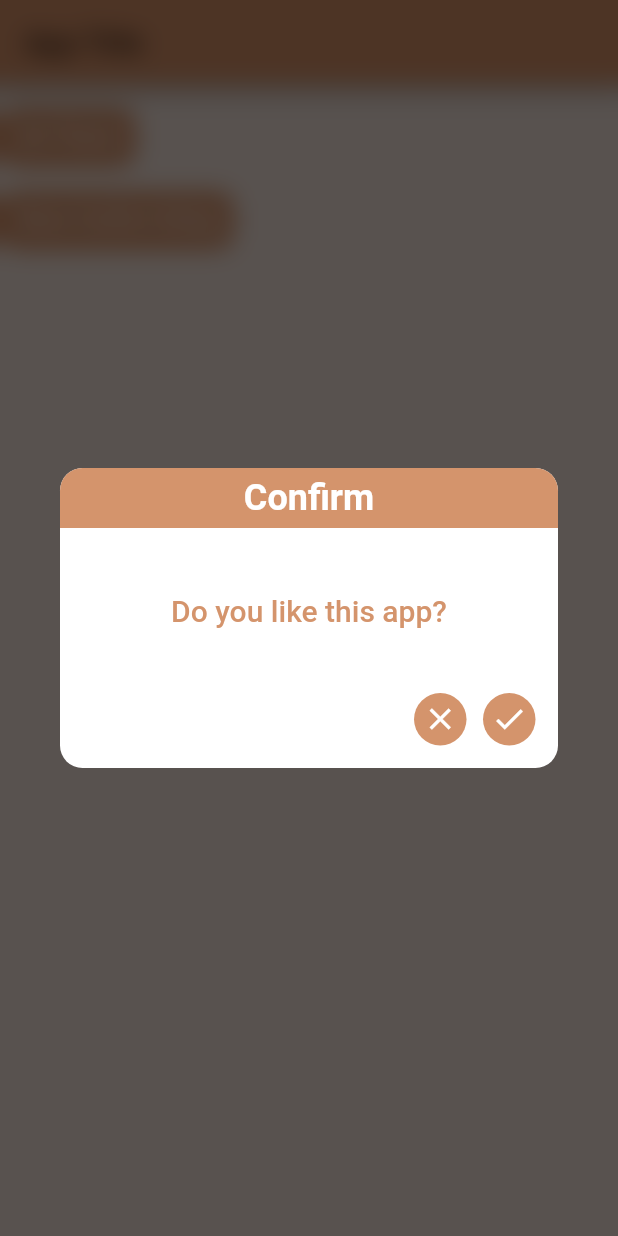
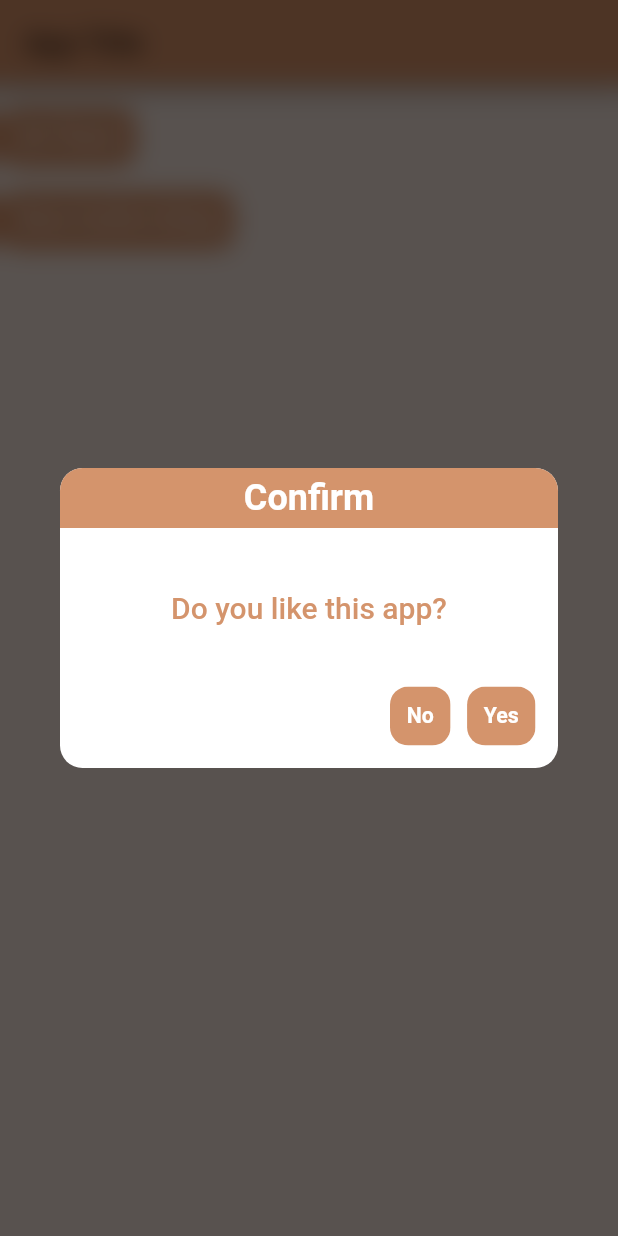
Before and after one commit to lyabs-dev/flutter-project-structure, a Flutter app: the screen it shows after launch, after a tap on "Show Confirm Dialog", on a phone screen of 412 x 824 dp. Run offline on Flutter 3.47's test engine with Material 2 defaults, Android fonts, the phone set to English and light mode, and no system bars; our stand-ins replace flutter_bloc, flutter_screenutil, shared_preferences; missing offline and left inert: test; generated files the repository leaves out were written again.

Commit message:
Remove some components

```diff
--- a/lib/presentation/components/app_dialog.dart
+++ b/lib/presentation/components/app_dialog.dart
@@ -1,7 +1,6 @@
 import 'package:lyabs_dev/presentation/components/app_button.dart';
 import 'package:lyabs_dev/presentation/components/box_dialog.dart';
 import 'package:lyabs_dev/presentation/components/confirm_dialog.dart';
-import 'package:lyabs_dev/presentation/components/my_text.dart';
 import 'package:lyabs_dev/utils/my_material.dart';
 
 class AppDialog extends StatelessWidget {
@@ -32,14 +31,14 @@ class AppDialog extends StatelessWidget {
             height: 120,
             color: colorPrimary,
           ),
-          MyText(
+          Text(
             title,
             style: const TextStyle(
                 color: colorPrimary,
                 fontSize: textSizeLargeMedium,
                 fontWeight: FontWeight.w900),
           ),
-          MyText(
+          Text(
             description,
             textAlign: TextAlign.center,
             style: const TextStyle(
--- a/lib/presentation/components/circle_button.dart
+++ /dev/null
@@ -1,56 +0,0 @@
-
-import 'package:lyabs_dev/utils/my_material.dart';
-
-class CircleButton extends StatefulWidget {
-
-  final Function onPressed;
-  final FontWeight? textFontWeight;
-  final IconData? icon;
-  final double size, height;
-  final Color primaryColor, iconColor;
-
-  const CircleButton(this.icon, this.onPressed,
-      {Key? key,
-        this.primaryColor = colorPrimary,
-        this.iconColor = colorWhite,
-        this.size = textSizeNormal,
-        this.height = 50,
-        this.textFontWeight
-      })
-      : super(key: key);
-
-  @override
-  State<CircleButton> createState() => _CircleButtonState();
-}
-
-class _CircleButtonState extends State<CircleButton> {
-  bool _reaction = false;
-  @override
-  Widget build(BuildContext context) {
-    return InkWell(
-      customBorder: RoundedRectangleBorder(borderRadius: BorderRadius.circular(50)),
-      onTap: () => widget.onPressed(),
-      onTapDown: (tDown) {
-        setState(() {
-          _reaction = true;
-        });
-      },
-      onTapUp: (tUp) {
-        setState(() {
-          _reaction = false;
-        });
-      },
-      child: Container(
-
-        decoration: BoxDecoration(
-          color: _reaction ? colorPrimary : widget.primaryColor,
-          shape: BoxShape.circle
-        ),
-        height: widget.height,
-        width: widget.height,
-        child: Icon(widget.icon, color: _reaction ? colorWhite : widget.iconColor,size:widget.size , ),
-      ),
-    );
-  }
-}
-//color:
--- a/lib/presentation/components/confirm_dialog.dart
+++ b/lib/presentation/components/confirm_dialog.dart
@@ -1,5 +1,4 @@
-
-import 'package:lyabs_dev/presentation/components/circle_button.dart';
+import 'package:lyabs_dev/presentation/components/app_button.dart';
 import 'package:lyabs_dev/utils/my_material.dart';
 
 class ConfirmDialog extends StatelessWidget {
@@ -44,22 +43,22 @@ class ConfirmDialog extends StatelessWidget {
           child: Row(
             mainAxisAlignment: MainAxisAlignment.end,
             children: [
-              CircleButton(
-                Icons.close,
-                () {
+              AppButton(
+                context: context,
+                text: AppLocalizations.of(context)!.no,
+                onPressed: () {
                   Navigator.of(context).pop(false);
                 },
-                height: 35,
               ),
               SizedBox(
                 width: getShortSize(10, context),
               ),
-              CircleButton(
-                Icons.done,
-                () {
+              AppButton(
+                context: context,
+                text: AppLocalizations.of(context)!.yes,
+                onPressed: () {
                   Navigator.of(context).pop(true);
                 },
-                height: 35,
               )
             ],
           ),
--- a/lib/presentation/languages/l10n/intl_en.arb
+++ b/lib/presentation/languages/l10n/intl_en.arb
@@ -12,5 +12,7 @@
   "done": "Done",
   "ok": "Ok",
   "view": "View",
-  "loading": "Loading"
+  "loading": "Loading",
+  "no": "No",
+  "yes": "Yes"
 }
```
Also changed, not shown: lib/presentation/components/my_text.dart (deleted, +0 -28 lines).
